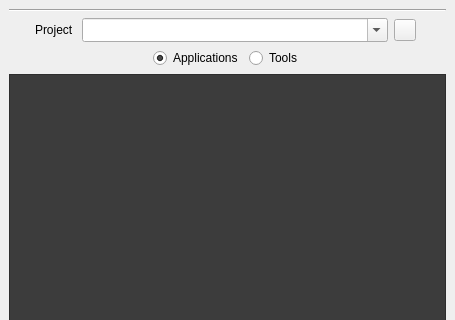
The window that standalone/python/launcher/control_chaos_launcher.ui (mrmcdog23/controlChaos) describes before a commit, drawn with Qt 5; both pictures show x 0 to 455 and y 0 to 320 of the 455 by 526 pixel window.
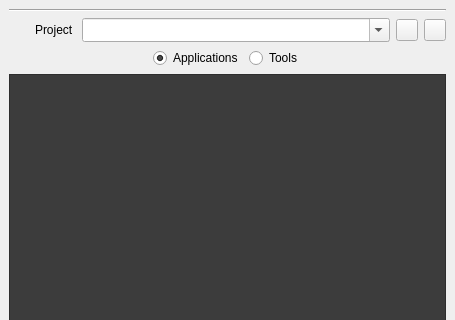
The same window after the commit.

Commit message: context buttons and panel in maya

Patch:
```diff
--- a/standalone/python/launcher/control_chaos_launcher.ui
+++ b/standalone/python/launcher/control_chaos_launcher.ui
@@ -281,29 +281,23 @@
        </widget>
       </item>
       <item>
-       <widget class="QLabel" name="lbl_project_type">
+       <widget class="QToolButton" name="btn_project_root">
         <property name="minimumSize">
          <size>
-          <width>24</width>
-          <height>24</height>
+          <width>22</width>
+          <height>22</height>
          </size>
         </property>
         <property name="maximumSize">
          <size>
-          <width>24</width>
-          <height>24</height>
-         </size>
-        </property>
-        <property name="sizeIncrement">
-         <size>
-          <width>24</width>
-          <height>24</height>
+          <width>22</width>
+          <height>22</height>
          </size>
         </property>
         <property name="text">
          <string/>
         </property>
-        <property name="scaledContents">
+        <property name="checkable">
          <bool>true</bool>
         </property>
        </widget>
```
Left out of the diff: 132 changed lines with no effect on the pictures. The commit also changes 38 other files.
